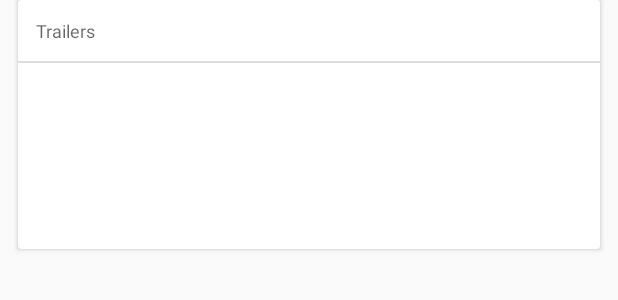
After one commit to anandbibek/Nanodegree-Projects, an Android app: the layout trailer_content_detail.xml on its own in the app's theme, with its tools: preview values and no code run, on a phone screen of 412 x 824 dp. The commit adds this screen. Shown: the top 300 px of the screen. Run offline under Robolectric (Android 15) with nearby library versions, the phone set to English and light mode, and no system bars; network calls fail.

Commit message:
Fetch trailers

```diff
--- a/TMDBApp/app/src/main/java/com/anandbibek/tmdbapp/GlobalConstants.java
+++ b/TMDBApp/app/src/main/java/com/anandbibek/tmdbapp/GlobalConstants.java
@@ -9,6 +9,8 @@ public class GlobalConstants {
     public static final String MOVIE_POSTER_PATH_BIG = "https://image.tmdb.org/t/p/w780/";
     public static final String MIN_VOTES = "100";
     public static final String FETCH_MOVIE_BASE_URL = "https://api.themoviedb.org/3/discover/movie";
+    public static final String MOVIE_TRAILER_URL ="http://api.themoviedb.org/3/movie/";
+    public static final String MOVIE_TRAILER_PATH ="videos";
 
     public static final String SORT_PARAM = "sort_by";
 
--- a/TMDBApp/app/src/main/java/com/anandbibek/tmdbapp/GridViewFragment.java
+++ b/TMDBApp/app/src/main/java/com/anandbibek/tmdbapp/GridViewFragment.java
@@ -148,7 +148,7 @@ public class GridViewFragment extends Fragment implements SwipeRefreshLayout.OnR
                 new Response.Listener<String>() {
                     @Override
                     public void onResponse(String response) {
-                        moviesAdapter.add(JsonParser.parse(response));
+                        moviesAdapter.add(JsonParser.parseMovieList(response));
                         mSwipeRefreshLayout.setRefreshing(false);
                     }
                 },
@@ -156,7 +156,7 @@ public class GridViewFragment extends Fragment implements SwipeRefreshLayout.OnR
                     @Override
                     public void onErrorResponse(VolleyError error) {
                         mSwipeRefreshLayout.setRefreshing(false);
-                        Snackbar.make(root, "Something went wrong", Snackbar.LENGTH_SHORT);
+                        Snackbar.make(root, "Something went wrong", Snackbar.LENGTH_SHORT).show();
                     }
                 });
         request.setTag(REQUEST_TAG);
--- a/TMDBApp/app/src/main/res/layout/fragment_detail.xml
+++ b/TMDBApp/app/src/main/res/layout/fragment_detail.xml
@@ -25,6 +25,8 @@
 
         <include layout="@layout/plot_content_detail"/>
 
+        <include layout="@layout/trailer_content_detail"/>
+
     </LinearLayout>
 
 </android.support.v4.widget.NestedScrollView>
--- /dev/null
+++ b/TMDBApp/app/src/main/res/layout/trailer_content_detail.xml
@@ -0,0 +1,47 @@
+<?xml version="1.0" encoding="utf-8"?>
+<android.support.v7.widget.CardView
+    xmlns:android="http://schemas.android.com/apk/res/android"
+    android:id="@+id/trailer_card"
+    android:layout_width="match_parent"
+    android:layout_height="wrap_content"
+    android:layout_marginLeft="@dimen/card_margin"
+    android:layout_marginRight="@dimen/card_margin"
+    android:layout_marginBottom="@dimen/card_margin">
+
+    <LinearLayout
+        android:layout_width="match_parent"
+        android:layout_height="wrap_content"
+        android:orientation="vertical">
+
+        <TextView
+            android:layout_width="match_parent"
+            android:layout_height="wrap_content"
+            android:textAppearance="@style/TextAppearance.AppCompat.Caption"
+            android:padding="@dimen/card_margin"
+            android:text="Trailers"
+            />
+
+        <View
+            android:layout_width="match_parent"
+            android:layout_height="1dp"
+            android:background="#ddd"/>
+
+        <android.support.v4.widget.NestedScrollView
+            android:layout_width="match_parent"
+            android:layout_height="100dp"
+            android:layout_margin="@dimen/card_margin"
+            >
+
+            <LinearLayout
+                android:id="@+id/trailer_container"
+                android:orientation="horizontal"
+                android:layout_width="wrap_content"
+                android:layout_height="match_parent">
+
+            </LinearLayout>
+
+        </android.support.v4.widget.NestedScrollView>
+
+    </LinearLayout>
+
+</android.support.v7.widget.CardView>
```
Also changed, not shown: TMDBApp/app/src/main/java/com/anandbibek/tmdbapp/DetailFragment.java (+33 -2 lines), TMDBApp/app/src/main/java/com/anandbibek/tmdbapp/JsonParser.java (+20 -1 lines), TMDBApp/app/src/main/java/com/anandbibek/tmdbapp/Utility.java (+14 -0 lines), 1 other file.
